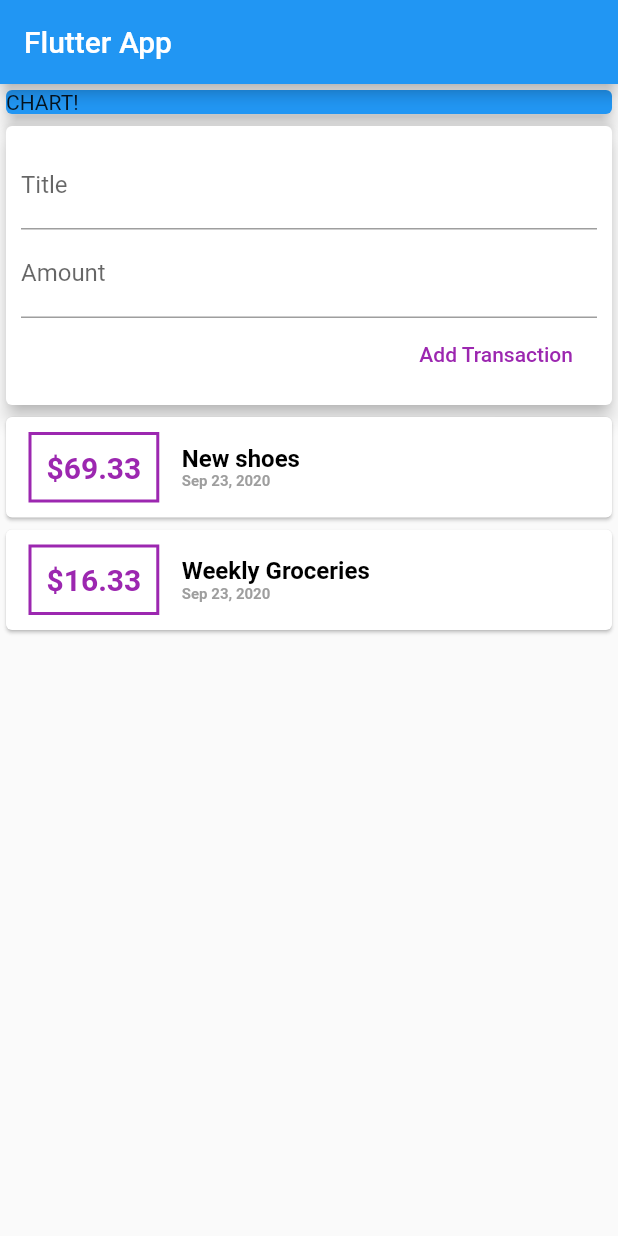
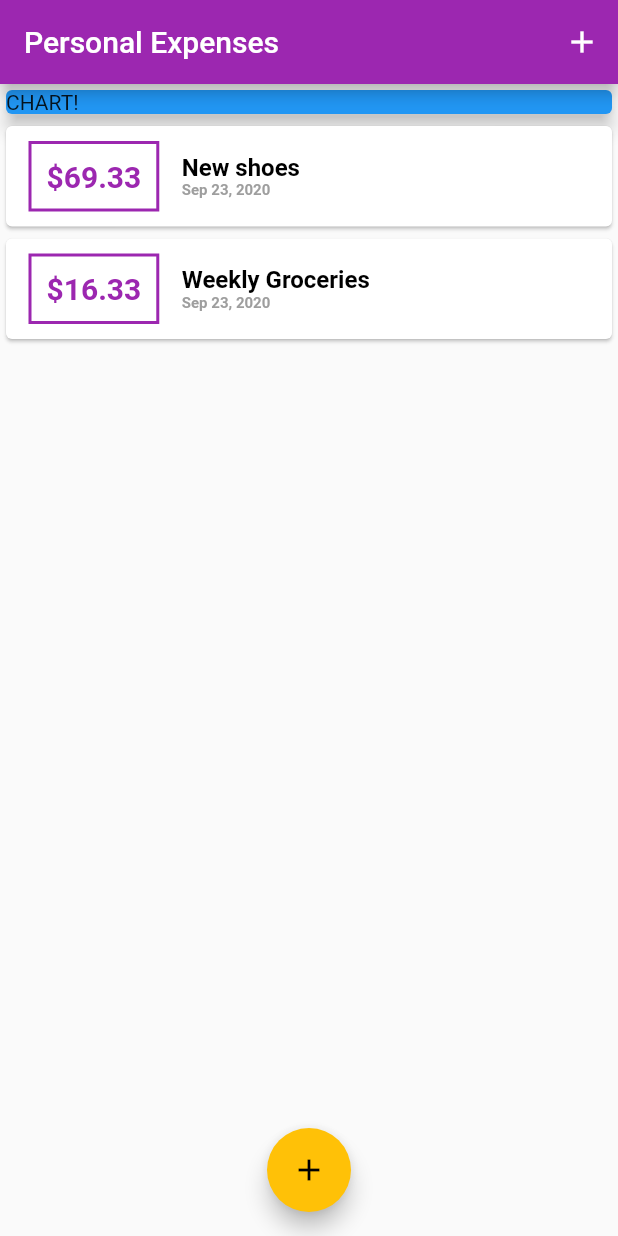
Before and after one commit to Anna-12-Mer/Expense-planner, a Flutter app: the screen it shows after launch, on a phone screen of 412 x 824 dp. Run offline on Flutter 3.47's test engine with Material 2 defaults, Android fonts, the phone set to English and light mode, and no system bars; missing offline and left inert: dart:ffi.

Commit message:
fixing some updates

```diff
--- a/expensePlanner/lib/main.dart
+++ b/expensePlanner/lib/main.dart
@@ -1,8 +1,8 @@
-import './widgets/user_transaction.dart';
+import 'package:flutter/material.dart';
 
 import './widgets/new_transaction.dart';
 import './widgets/transaction_list.dart';
-import 'package:flutter/material.dart';
+import './models/transaction.dart';
 
 void main() => runApp(MyApp());
 
@@ -11,18 +11,63 @@ class MyApp extends StatelessWidget {
   @override
   Widget build(BuildContext context) {
     return MaterialApp(
-      title: 'Flutter App',
+      title: 'Personal Expenses',
+      theme: ThemeData(primarySwatch: Colors.purple, accentColor: Colors.amber,),
       home: MyHomePage(),
     );
   }
 }
 
-class MyHomePage extends StatelessWidget {
+class MyHomePage extends StatefulWidget {
+  @override
+  _MyHomePage createState() => _MyHomePage();
+}
+
+class _MyHomePage extends State<MyHomePage> {
+  final List<Transaction> _userTransaction = [
+    Transaction(
+        id: 't1', title: 'New shoes', amount: 69.33, date: DateTime.now()),
+    Transaction(
+        id: 't2',
+        title: 'Weekly Groceries',
+        amount: 16.33,
+        date: DateTime.now())
+  ];
+
+  void _addNewTransaction(String title, double amount) {
+    final newTx = Transaction(
+        id: DateTime.now().toString(),
+        title: title,
+        amount: amount,
+        date: DateTime.now());
+
+    setState(() {
+      _userTransaction.add(newTx);
+    });
+  }
+
+  void _startAddNewTransaction(BuildContext context) {
+    showModalBottomSheet(
+        context: context,
+        builder: (_) {
+          return GestureDetector(
+            onTap: () {},
+            child: NewTransaction(_addNewTransaction),
+            behavior: HitTestBehavior.opaque,
+          );
+        });
+  }
+
   @override
   Widget build(BuildContext context) {
     return Scaffold(
       appBar: AppBar(
-        title: Text('Flutter App'),
+        title: Text('Personal Expenses'),
+        actions: <Widget>[
+          IconButton(
+              icon: Icon(Icons.add),
+              onPressed: () => _startAddNewTransaction(context)),
+        ],
       ),
       body: SingleChildScrollView(
         child: Column(
@@ -37,9 +82,14 @@ class MyHomePage extends StatelessWidget {
                 elevation: 5,
               ),
             ),
-            UserTransaction()
+            TansactionList(_userTransaction),
           ],
         ),
+      ),
+      floatingActionButtonLocation: FloatingActionButtonLocation.centerFloat,
+      floatingActionButton: FloatingActionButton(
+        child: Icon(Icons.add),
+        onPressed: () => _startAddNewTransaction(context),
       ),
     );
   }
--- a/expensePlanner/lib/widgets/transaction_list.dart
+++ b/expensePlanner/lib/widgets/transaction_list.dart
@@ -19,15 +19,16 @@ class TansactionList extends StatelessWidget {
             Container(
               margin: EdgeInsets.symmetric(vertical: 10, horizontal: 15),
               decoration: BoxDecoration(
-                border: Border.all(color: Colors.purple, width: 2),
+                border:
+                    Border.all(color: Theme.of(context).primaryColor, width: 2),
               ),
               padding: EdgeInsets.all(10),
               child: Text(
-                '\$${transactions[index].amount}',
+                '\$${transactions[index].amount.toStringAsFixed(2)}',
                 style: TextStyle(
                     fontWeight: FontWeight.bold,
                     fontSize: 20,
-                    color: Colors.purple),
+                    color: Theme.of(context).primaryColor),
               ),
             ),
             Column(
--- a/expensePlanner/lib/widgets/user_transaction.dart
+++ /dev/null
@@ -1,41 +0,0 @@
-import 'package:flutter/material.dart';
-
-import 'new_transaction.dart';
-import './transaction_list.dart';
-import '../models/transaction.dart';
-
-class UserTransaction extends StatefulWidget {
-  UserTransaction({Key key}) : super(key: key);
-
-  @override
-  _UserTransactionState createState() => _UserTransactionState();
-}
-
-class _UserTransactionState extends State<UserTransaction> {
-  final List<Transaction> _userTransaction = [
-    Transaction(
-        id: 't1', title: 'New shoes', amount: 69.33, date: DateTime.now()),
-    Transaction(
-        id: 't2',
-        title: 'Weekly Groceries',
-        amount: 16.33,
-        date: DateTime.now())
-  ];
-  void _addNewTransaction(String title, double amount) {
-    final newTx = Transaction(
-        id: DateTime.now().toString(),
-        title: title,
-        amount: amount,
-        date: DateTime.now());
-
-    setState(() {
-      _userTransaction.add(newTx);
-    });
-  }
-
-  @override
-  Widget build(BuildContext context) {
-    return Column(
-        children: <Widget>[NewTransaction(_addNewTransaction), TansactionList(_userTransaction)]);
-  }
-}
```
Also changed, not shown: expensePlanner/lib/widgets/new_transaction.dart (+27 -7 lines).
